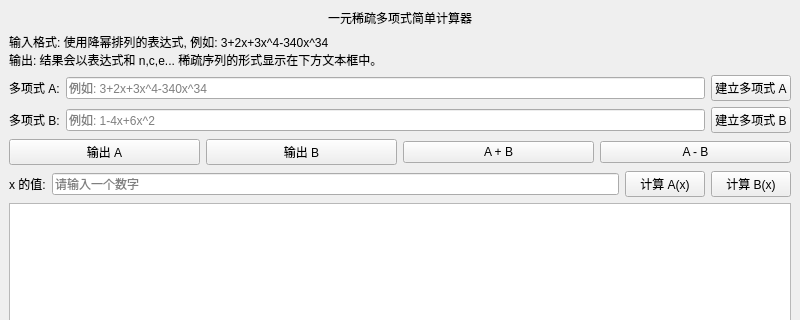
The window that mainwindow.ui (submergepsc/project1_DS) describes before a commit, drawn with Qt 5; both pictures show x 0 to 800 and y 0 to 320 of the 800 by 600 pixel window.
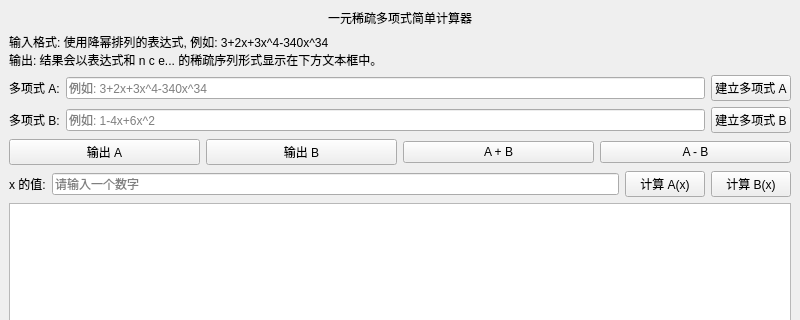
The same window after the commit.

Commit message: Use whitespace-separated sparse sequence output

The edit to the form file:
```diff
--- a/mainwindow.ui
+++ b/mainwindow.ui
@@ -28,7 +28,7 @@
     <item>
      <widget class="QLabel" name="instructionsLabel">
       <property name="text">
-       <string>输入格式: 使用降幂排列的表达式, 例如: 3+2x+3x^4-340x^34&#xa;输出: 结果会以表达式和 n,c,e... 稀疏序列的形式显示在下方文本框中。</string>
+       <string>输入格式: 使用降幂排列的表达式, 例如: 3+2x+3x^4-340x^34&#xa;输出: 结果会以表达式和 n c e... 的稀疏序列形式显示在下方文本框中。</string>
       </property>
       <property name="wordWrap">
        <bool>true</bool>
```
The commit also changes 2 other files.
